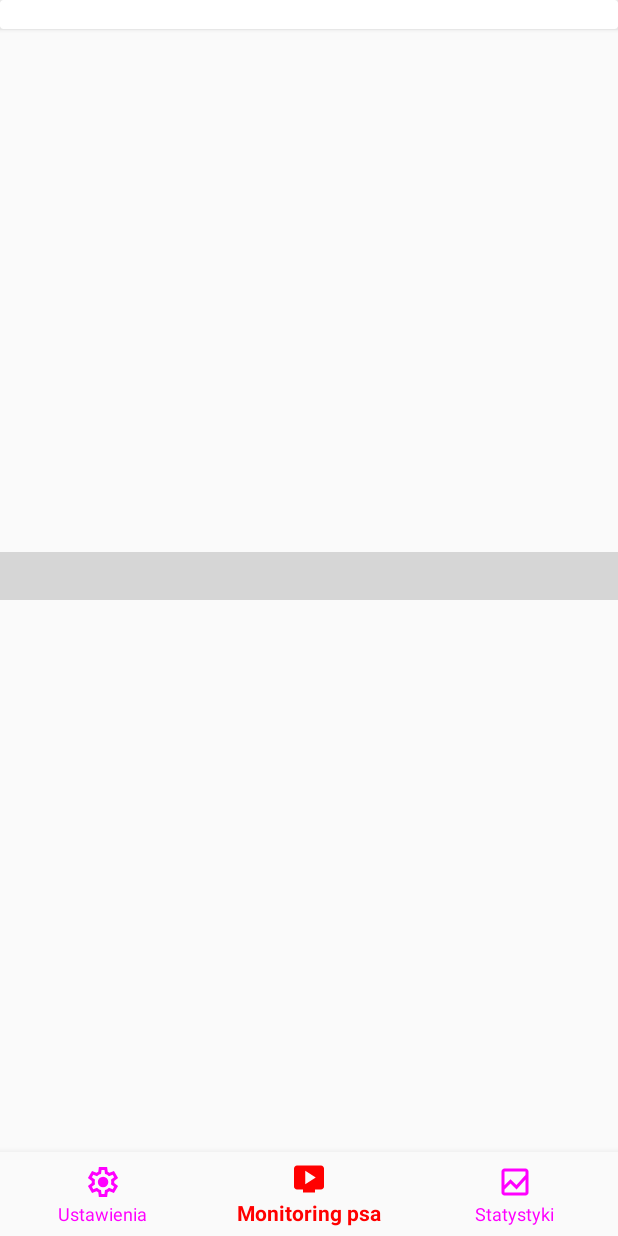
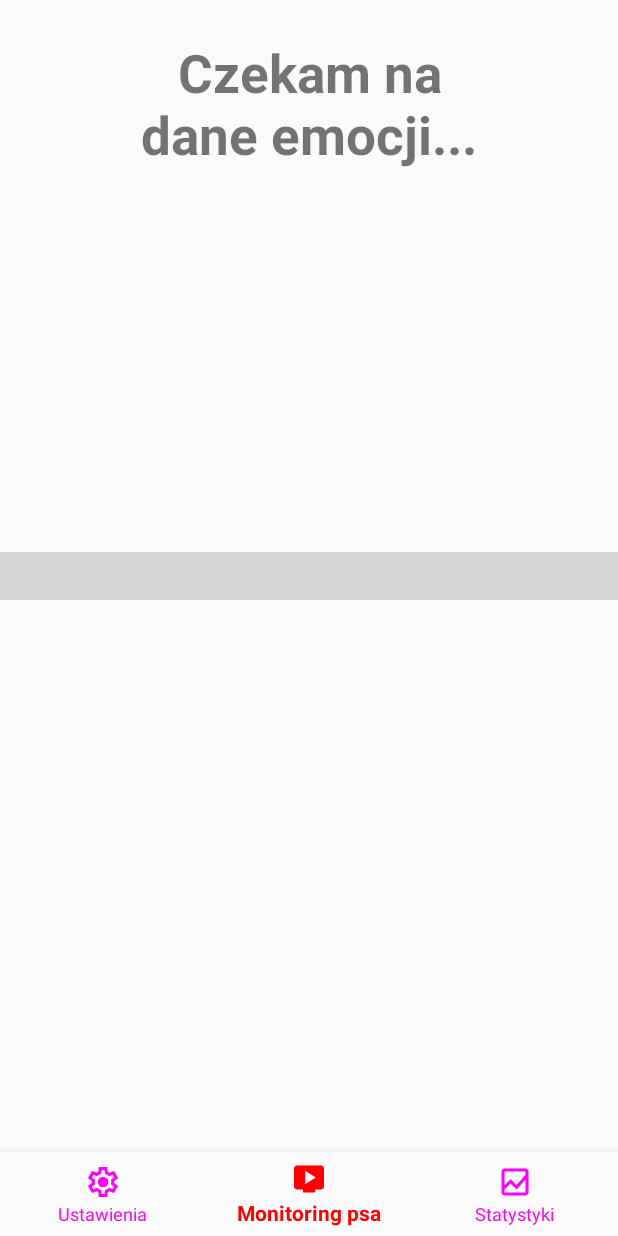
Before and after one commit to zofiadrozdowska0/Doggy_monitor, an Android app: the screen it shows after launch (MainActivity), on a phone screen of 412 x 824 dp. Run offline under Robolectric (Android 15) with nearby library versions, the phone set to English and light mode, and no system bars; our stand-ins replace navigation-ui; libraries missing offline, so code that uses them is left out: com.longdo.mjpegviewer; plain views replace MjpegView, PlayerView; 2 statements that could not run were skipped; grey boxes are pictures that could not be loaded.

Commit message:
nowy layout dla wyswietlania wideo z psem

```diff
--- a/app/DogMonitor/app/build.gradle.kts
+++ b/app/DogMonitor/app/build.gradle.kts
@@ -36,6 +36,7 @@ android {
     buildFeatures {
         viewBinding = true
     }
+    buildToolsVersion = "34.0.0"
 }
 
 dependencies {
--- a/app/DogMonitor/app/src/main/res/layout/fragment_monitoring.xml
+++ b/app/DogMonitor/app/src/main/res/layout/fragment_monitoring.xml
@@ -28,11 +28,6 @@
         app:layout_constraintStart_toStartOf="parent"
         app:layout_constraintTop_toTopOf="parent">
 
-        <TextView
-            android:id="@+id/DogEmotion"
-            android:layout_width="wrap_content"
-            android:layout_height="wrap_content" />
-
     </androidx.cardview.widget.CardView>
 
     <com.longdo.mjpegviewer.MjpegView
@@ -44,6 +39,19 @@
         app:layout_constraintStart_toStartOf="parent"
         app:layout_constraintTop_toTopOf="parent" />
 
+    <TextView
+        android:id="@+id/DogEmotion"
+        android:layout_width="241dp"
+        android:layout_height="102dp"
+        android:gravity="center"
+        android:text="Czekam na dane emocji..."
+        android:textSize="35sp"
+        android:textStyle="bold"
+        app:layout_constraintBottom_toBottomOf="@+id/mjpegview"
+        app:layout_constraintEnd_toEndOf="@+id/mjpegview"
+        app:layout_constraintStart_toStartOf="parent"
+        app:layout_constraintTop_toTopOf="parent"
+        app:layout_constraintVertical_bias="0.06" />
 
 
 </androidx.constraintlayout.widget.ConstraintLayout>
```
